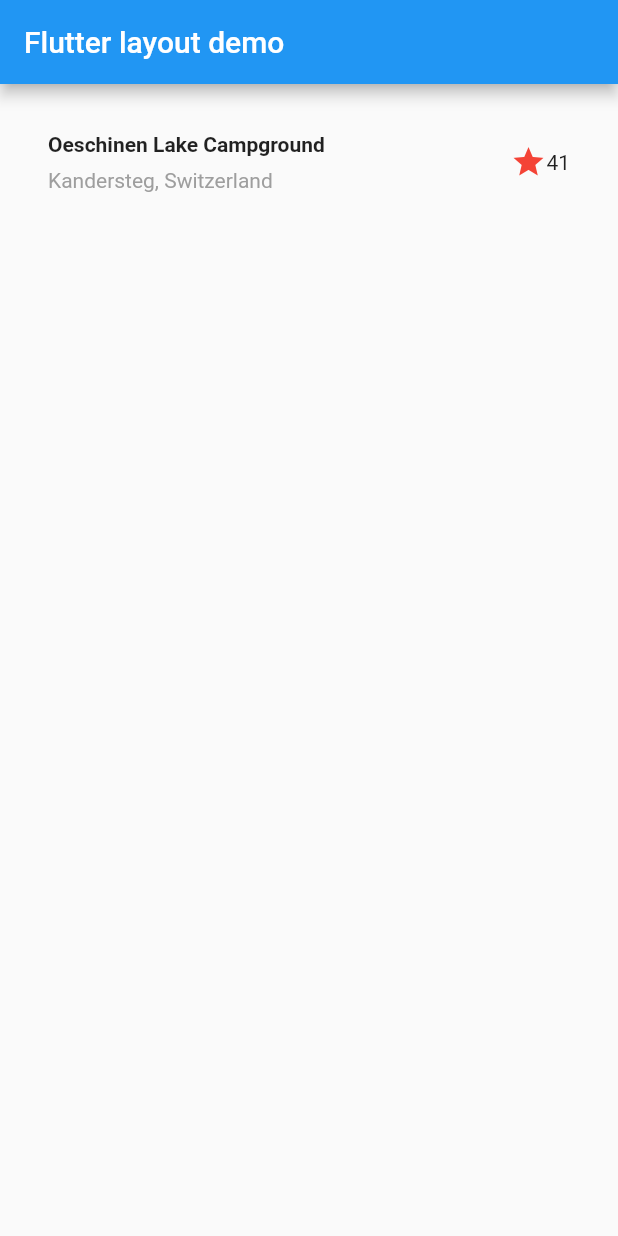
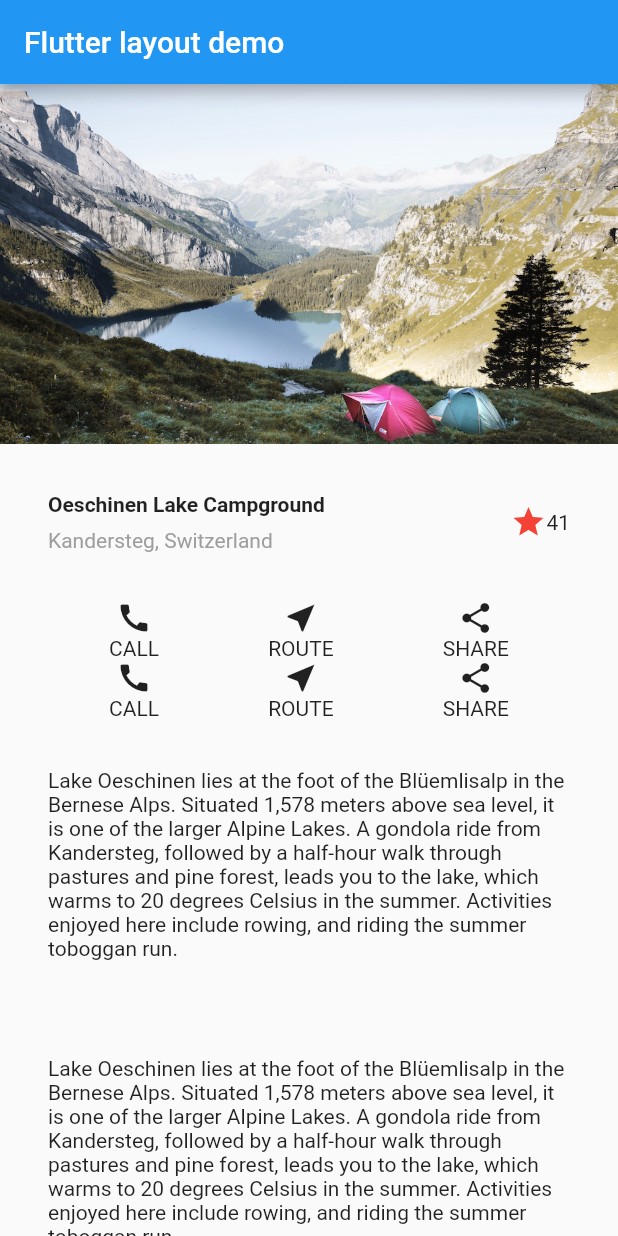
Before and after one commit to anzuchitakuro/tutorial, a Flutter app: the screen it shows after launch, on a phone screen of 412 x 824 dp. Run offline on Flutter 3.47's test engine with Material 2 defaults, Android fonts, the phone set to English and light mode, and no system bars.

Commit message:
finish tutorial

```diff
--- a/lib/main.dart
+++ b/lib/main.dart
@@ -13,14 +13,24 @@ class MyApp extends StatelessWidget {
           appBar: AppBar(
             title: const Text('Flutter layout demo'),
           ),
-          body: Column(
-            children: [titleSection],
+          body: ListView(
+            children: [
+              photoSection,
+              titleSection,
+              buttonSection,
+              buttonSection,
+              textSection,
+              textSection,
+              textSection,
+              textSection,
+              textSection,
+            ],
           )),
     );
   }
 }
 
-// 型　変数名
+// 型　変数名(任意でつける名前) = Widget;
 Widget titleSection = Container(
   padding: const EdgeInsets.all(32),
   child: Row(
@@ -52,3 +62,41 @@ Widget titleSection = Container(
     ],
   ),
 );
+
+Widget buttonSection = Row(
+  mainAxisAlignment: MainAxisAlignment.spaceEvenly,
+  children: [
+    Column(
+      children: [Icon(Icons.call), Text('CALL')],
+    ),
+    Column(
+      children: [Icon(Icons.near_me), Text('ROUTE')],
+    ),
+    Column(
+      children: [Icon(Icons.share), Text('SHARE')],
+    )
+  ],
+);
+Widget textSection = const Padding(
+  padding: EdgeInsets.all(32),
+  child: Text(
+    'Lake Oeschinen lies at the foot of the Blüemlisalp in the Bernese '
+    'Alps. Situated 1,578 meters above sea level, it is one of the '
+    'larger Alpine Lakes. A gondola ride from Kandersteg, followed by a '
+    'half-hour walk through pastures and pine forest, leads you to the '
+    'lake, which warms to 20 degrees Celsius in the summer. Activities '
+    'enjoyed here include rowing, and riding the summer toboggan run.',
+    softWrap: true,
+  ),
+);
+
+Widget photoSection = Column(
+  children: [
+    Image.asset(
+      'assets/images/lake.jpg',
+      width: 600,
+      height: 240,
+      fit: BoxFit.cover,
+    ),
+  ],
+);
--- a/pubspec.yaml
+++ b/pubspec.yaml
@@ -58,6 +58,8 @@ flutter:
   # included with your application, so that you can use the icons in
   # the material Icons class.
   uses-material-design: true
+  assets:
+    - assets/images/
 
   # To add assets to your application, add an assets section, like this:
   # assets:
```
Also changed, not shown: assets/images/lake.jpg (added), pubspec.lock, 1 other file.
